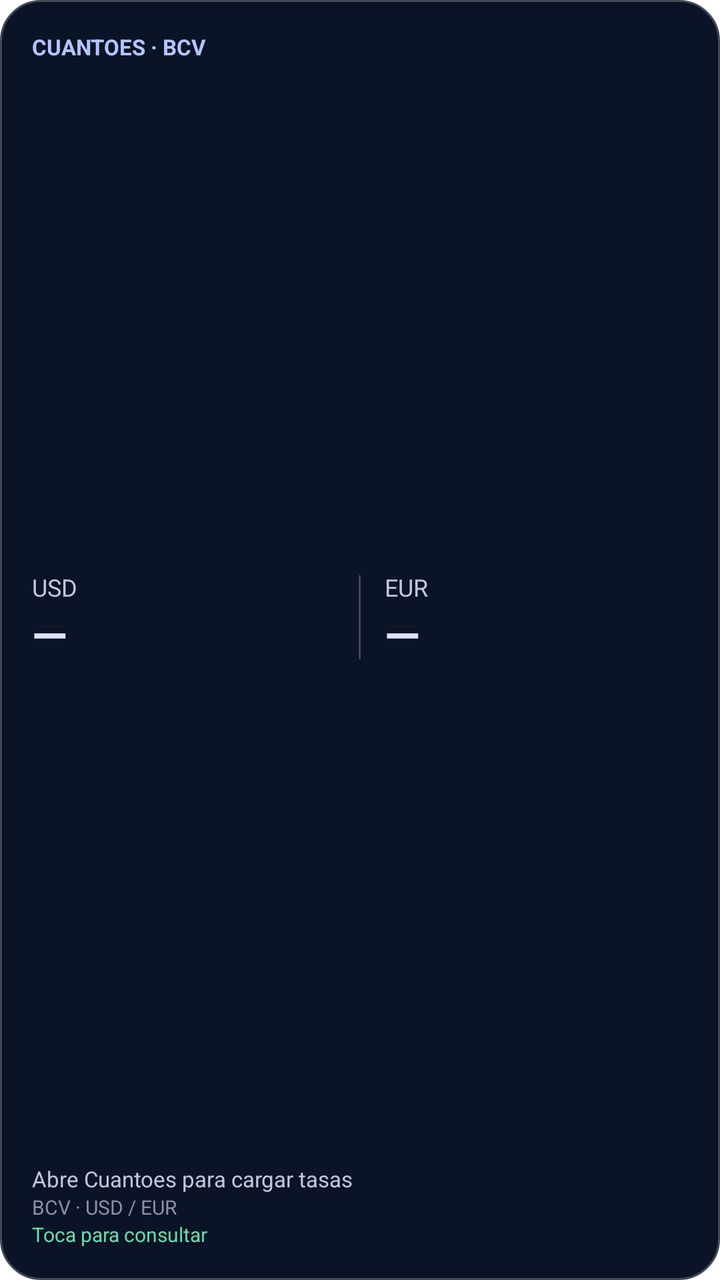
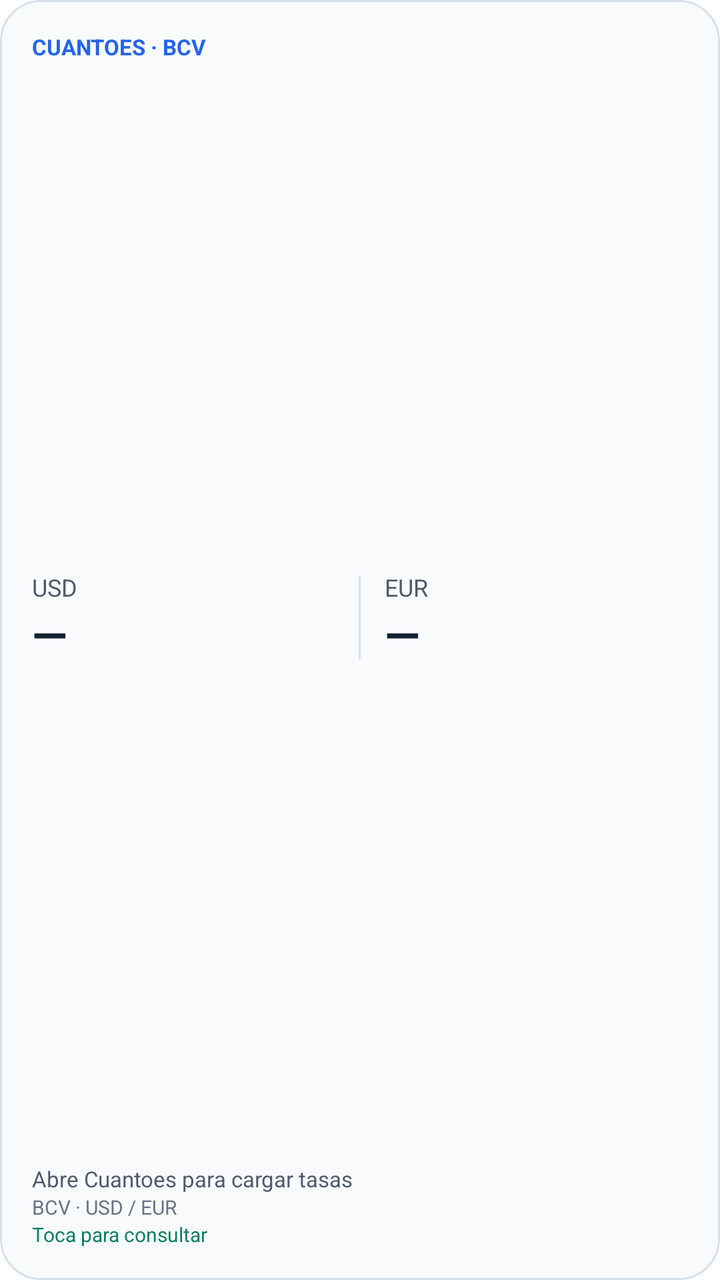

Screens rendered from an Android XML layout before and after an edit, with the pre-edit source and the edit as a unified diff.
<!-- AndroidManifest.xml: fallback theme Theme.MaterialComponents.DayNight.NoActionBar -->
<!-- res/layout/widget_bcv.xml -->
<?xml version="1.0" encoding="utf-8"?>
<LinearLayout xmlns:android="http://schemas.android.com/apk/res/android"
    android:id="@+id/widget_root"
    android:layout_width="match_parent"
    android:layout_height="match_parent"
    android:background="@drawable/widget_bcv_background"
    android:gravity="center_vertical"
    android:orientation="vertical"
    android:padding="16dp">

    <TextView
        android:layout_width="match_parent"
        android:layout_height="wrap_content"
        android:text="CUANTOES · BCV"
        android:textColor="#FFB4C5FF"
        android:textSize="11sp"
        android:textStyle="bold" />

    <LinearLayout
        android:layout_width="match_parent"
        android:layout_height="0dp"
        android:layout_weight="1"
        android:gravity="center_vertical"
        android:orientation="horizontal"
        android:paddingTop="5dp">

        <LinearLayout
            android:layout_width="0dp"
            android:layout_height="wrap_content"
            android:layout_weight="1"
            android:orientation="vertical">
            <TextView
                android:layout_width="wrap_content"
                android:layout_height="wrap_content"
                android:text="USD"
                android:textColor="#FFC3C6D7"
                android:textSize="12sp" />
            <TextView
                android:id="@+id/widget_usd_rate"
                android:layout_width="match_parent"
                android:layout_height="wrap_content"
                android:ellipsize="end"
                android:singleLine="true"
                android:text="—"
                android:textColor="#FFDAE2FD"
                android:textSize="23sp"
                android:textStyle="bold" />
        </LinearLayout>

        <View
            android:layout_width="1dp"
            android:layout_height="42dp"
            android:layout_marginHorizontal="12dp"
            android:background="#FF434655" />

        <LinearLayout
            android:layout_width="0dp"
            android:layout_height="wrap_content"
            android:layout_weight="1"
            android:orientation="vertical">
            <TextView
                android:layout_width="wrap_content"
                android:layout_height="wrap_content"
                android:text="EUR"
                android:textColor="#FFC3C6D7"
                android:textSize="12sp" />
            <TextView
                android:id="@+id/widget_eur_rate"
                android:layout_width="match_parent"
                android:layout_height="wrap_content"
                android:ellipsize="end"
                android:singleLine="true"
                android:text="—"
                android:textColor="#FFDAE2FD"
                android:textSize="23sp"
                android:textStyle="bold" />
        </LinearLayout>
    </LinearLayout>

    <TextView
        android:id="@+id/widget_effective_date"
        android:layout_width="match_parent"
        android:layout_height="wrap_content"
        android:ellipsize="end"
        android:singleLine="true"
        android:text="Abre Cuantoes para cargar tasas"
        android:textColor="#FFC3C6D7"
        android:textSize="11sp" />
    <TextView
        android:id="@+id/widget_source"
        android:layout_width="match_parent"
        android:layout_height="wrap_content"
        android:ellipsize="end"
        android:singleLine="true"
        android:text="BCV · USD / EUR"
        android:textColor="#FF8D90A0"
        android:textSize="10sp" />
    <TextView
        android:id="@+id/widget_status"
        android:layout_width="match_parent"
        android:layout_height="wrap_content"
        android:ellipsize="end"
        android:singleLine="true"
        android:text="Toca para consultar"
        android:textColor="#FF68DBA9"
        android:textSize="10sp" />
</LinearLayout>
<!-- resources referenced by this layout -->
<resources>
  <!-- drawable widget_bcv_background (drawable) -->
  <?xml version="1.0" encoding="utf-8"?>
  <shape xmlns:android="http://schemas.android.com/apk/res/android" android:shape="rectangle">
      <solid android:color="#FF0B1326" />
      <corners android:radius="20dp" />
      <stroke android:width="1dp" android:color="#FF434655" />
  </shape>
</resources>

<!-- the commit's change to res/layout/widget_bcv.xml (unified diff, before → after) -->
@@ -12,7 +12,7 @@
         android:layout_width="match_parent"
         android:layout_height="wrap_content"
         android:text="CUANTOES · BCV"
-        android:textColor="#FFB4C5FF"
+        android:textColor="@color/widget_accent"
         android:textSize="11sp"
         android:textStyle="bold" />
 
@@ -33,7 +33,7 @@
                 android:layout_width="wrap_content"
                 android:layout_height="wrap_content"
                 android:text="USD"
-                android:textColor="#FFC3C6D7"
+                android:textColor="@color/widget_text_secondary"
                 android:textSize="12sp" />
             <TextView
                 android:id="@+id/widget_usd_rate"
@@ -42,16 +42,18 @@
                 android:ellipsize="end"
                 android:singleLine="true"
                 android:text="—"
-                android:textColor="#FFDAE2FD"
+                android:textColor="@color/widget_text_primary"
                 android:textSize="23sp"
                 android:textStyle="bold" />
         </LinearLayout>
 
-        <View
+        <ImageView
             android:layout_width="1dp"
             android:layout_height="42dp"
             android:layout_marginHorizontal="12dp"
-            android:background="#FF434655" />
+            android:background="@color/widget_divider"
+            android:contentDescription="@null"
+            android:importantForAccessibility="no" />
 
         <LinearLayout
             android:layout_width="0dp"
@@ -62,7 +64,7 @@
                 android:layout_width="wrap_content"
                 android:layout_height="wrap_content"
                 android:text="EUR"
-                android:textColor="#FFC3C6D7"
+                android:textColor="@color/widget_text_secondary"
                 android:textSize="12sp" />
             <TextView
                 android:id="@+id/widget_eur_rate"
@@ -71,7 +73,7 @@
                 android:ellipsize="end"
                 android:singleLine="true"
                 android:text="—"
-                android:textColor="#FFDAE2FD"
+                android:textColor="@color/widget_text_primary"
                 android:textSize="23sp"
                 android:textStyle="bold" />
         </LinearLayout>
@@ -84,7 +86,7 @@
         android:ellipsize="end"
         android:singleLine="true"
         android:text="Abre Cuantoes para cargar tasas"
-        android:textColor="#FFC3C6D7"
+        android:textColor="@color/widget_text_secondary"
         android:textSize="11sp" />
     <TextView
         android:id="@+id/widget_source"
@@ -93,7 +95,7 @@
         android:ellipsize="end"
         android:singleLine="true"
         android:text="BCV · USD / EUR"
-        android:textColor="#FF8D90A0"
+        android:textColor="@color/widget_text_subtle"
         android:textSize="10sp" />
     <TextView
         android:id="@+id/widget_status"
@@ -102,6 +104,6 @@
         android:ellipsize="end"
         android:singleLine="true"
         android:text="Toca para consultar"
-        android:textColor="#FF68DBA9"
+        android:textColor="@color/widget_status"
         android:textSize="10sp" />
 </LinearLayout>
<!-- resource entries referenced after the edit -->
@@ -1,11 +1,19 @@
 <!-- resources referenced by this layout -->
 <resources>
+  <color name="widget_accent">#FF2563EB</color>
+  <color name="widget_divider">#FFD9E1EC</color>
+  <color name="widget_status">#FF087F5B</color>
+  <color name="widget_text_primary">#FF142033</color>
+  <color name="widget_text_secondary">#FF505A6C</color>
+  <color name="widget_text_subtle">#FF687386</color>
   <!-- drawable widget_bcv_background (drawable) -->
   <?xml version="1.0" encoding="utf-8"?>
   <shape xmlns:android="http://schemas.android.com/apk/res/android" android:shape="rectangle">
-      <solid android:color="#FF0B1326" />
+      <solid android:color="@color/widget_background" />
       <corners android:radius="20dp" />
-      <stroke android:width="1dp" android:color="#FF434655" />
+      <stroke android:width="1dp" android:color="@color/widget_stroke" />
   </shape>
+  <color name="widget_background">#FFF8FAFC</color>
+  <color name="widget_stroke">#FFD9E1EC</color>
 </resources>
 
